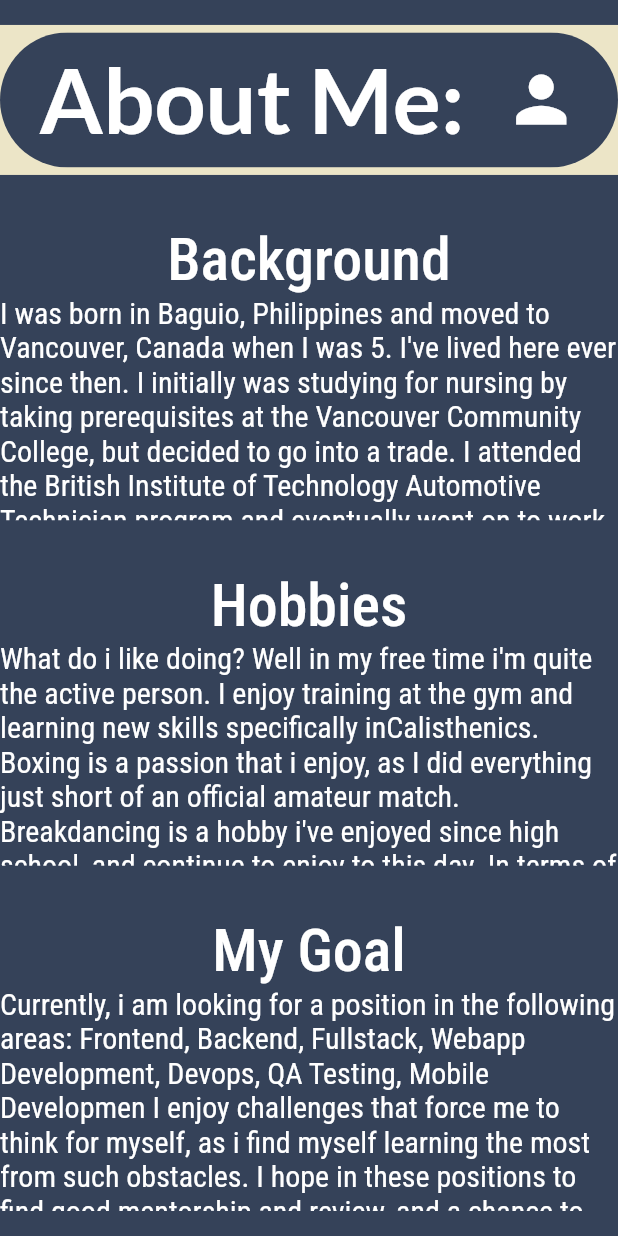
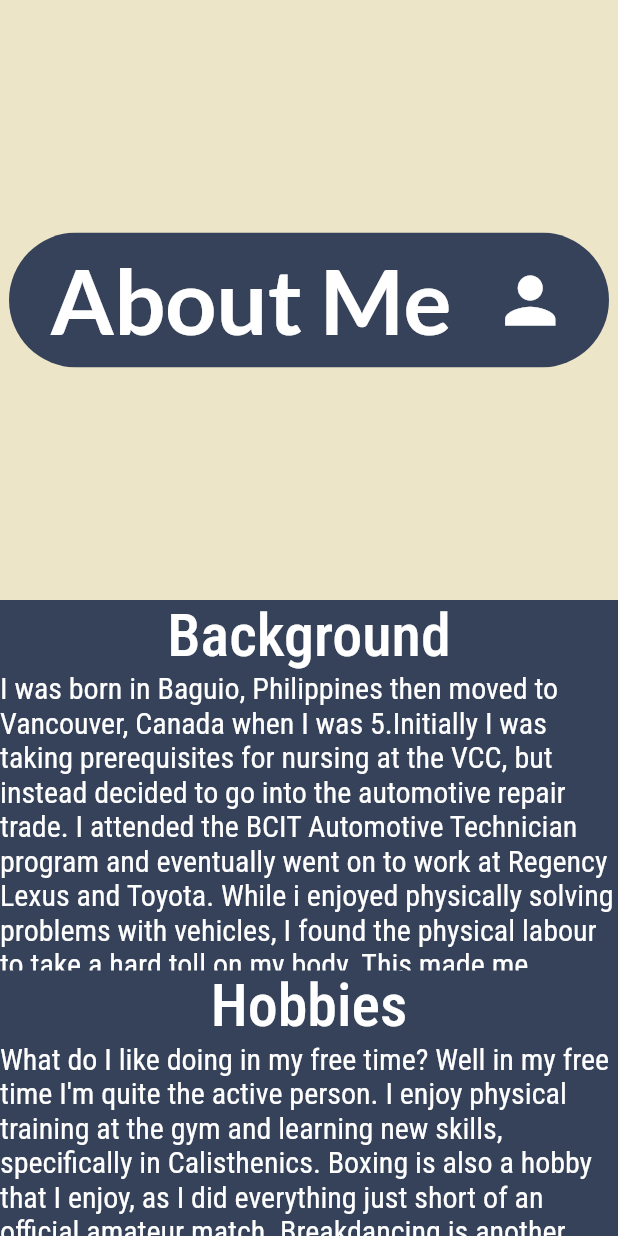
Before and after one commit to ChillyChaos/Personal-Website, a Flutter app: the AboutScreen widget shown alone on an empty page, opened directly, on a phone screen of 412 x 824 dp. Run offline on Flutter 3.47's test engine with Material 2 defaults, Android fonts, the phone set to English and light mode, and no system bars; our stand-ins replace animated_text_kit, carousel_slider, google_fonts, scrollable_positioned_list; network calls fail.

Commit message:
-Finished making projects section -Made changes to title boxes for each section, is now its own widget -Added url launcher to make buttons send user to corresponding places -Contacts section next task -Need to fix size/scale for images in carousel for projects -Mobile version still needed

```diff
--- a/lib/about_screen.dart
+++ b/lib/about_screen.dart
@@ -1,76 +1,56 @@
 import 'package:flutter/material.dart';
 import 'package:google_fonts/google_fonts.dart';
 import 'package:personal_website/colours/colours.dart';
+import 'package:personal_website/widgets/title_box.dart';
 
 class AboutScreen extends StatelessWidget {
   const AboutScreen({Key? key}) : super(key: key);
 
   @override
   Widget build(BuildContext context) {
-    return Expanded(
-      child: Column(
-        mainAxisAlignment: MainAxisAlignment.spaceAround,
+    return Column(
+      mainAxisAlignment: MainAxisAlignment.spaceBetween,
       children: [
-          Container(
-            color: myThirdColor,
-            height: 100,
-            width: MediaQuery.of(context).size.width,
-            child: Center(
-              child: ClipRRect(
-                borderRadius: const BorderRadius.all(Radius.circular(50)),
-                child: Container(
-                  height: 90,
-                  width: 500,
-                  color: myFirstColor,
-                  child: Row(
-                    mainAxisAlignment: MainAxisAlignment.spaceEvenly,
-                    children: [
-                      Center(
-                        child: Text(
-                          "About Me:",
-                          style: GoogleFonts.lato(
-                              fontSize: 60,
-                              color: Colors.white,
-                              fontWeight: FontWeight.bold),
-                        ),
-                      ),
-                      Icon(Icons.person, size: 50,color: Colors.white,)
-                    ],
-                  ),
-                ),
-              ),
-            ),
-          ),
-          AboutMeBoxes("Background", "I was born in Baguio, Philippines and moved to Vancouver, "
-              "Canada when I was 5. I've lived here ever since then. "
-              "I initially was studying for nursing by taking "
-              "prerequisites at the Vancouver Community College, but "
-              "decided to go into a trade. I attended the British "
-              "Institute of Technology Automotive Technician program "
+        const TitleBox(title: "About Me", myIcon: Icons.person),
+        AboutMeBoxes(
+            "Background",
+            "I was born in Baguio, Philippines then"
+                " moved to Vancouver, Canada when I was 5."
+                "Initially I was taking prerequisites for nursing at the "
+                "VCC, but instead decided to go into "
+                "the automotive repair trade. I attended the BCIT Automotive "
+                "Technician program "
                 "and eventually went on to work at Regency Lexus and "
-              "Toyota. While i enjoyed solving problems with vehicles,"
-              " i found thephysical labour to be too much for my body."
-              " This pushed meto switch and pursue a career in tech "
-              "instead. I cancontinue solving problems without the "
-              "physical pains after a long day. A win-win in by book."),
-          AboutMeBoxes("Hobbies", "What do i like doing? Well in my free time "
-              "i'm quite the active person. I enjoy training at the gym and "
-              "learning new skills specifically in"
-            "Calisthenics. Boxing is a passion that i enjoy, as I did everything"
-              " just short of an official amateur match. Breakdancing is a hobby"
-              " i've enjoyed since high school, and continue to enjoy to this "
-              "day. In terms of hobbies related to tech, ever since i learned "
-              "how to really code i've been working"
-            "on personal projects which i really enjoy learning to create."),
-          AboutMeBoxes("My Goal", "Currently, i am looking for a position in the"
+                "Toyota. While i enjoyed physically solving problems with "
+                "vehicles, I found the physical labour to take a hard toll on my "
+                "body. This made me reconsider my career path which eventually"
+                " pushed me to switch paths and pursue a career in tech. In "
+                "software development, I can "
+                "continue receiving satisfaction from solving problems without the "
+                "physical aches and pains after a long day. A win-win in by book."),
+        AboutMeBoxes(
+            "Hobbies",
+            "What do I like doing in my free time? "
+                "Well in my free time I'm quite the active person. "
+                "I enjoy physical training at the gym and learning new skills, "
+                "specifically in Calisthenics. Boxing is also a hobby that I "
+                "enjoy, as I did everything just short of an official amateur "
+                "match. Breakdancing is another hobby I've enjoyed since high"
+                " school and continue to enjoy to this day. In terms of "
+                "tech-related hobbies, I enjoy creating small projects in my "
+                "free time. I also love gadgets and computers, especially trying"
+                "to get AAA production games to run on budget PC builds."
+                "I also enjoy video games, just like most other tech enthusiasts"),
+        AboutMeBoxes(
+            "My Goal",
+            "Currently, I am looking for a position in the"
                 " following areas: Frontend, Backend, Fullstack, Webapp "
-              "Development, Devops, QA Testing, Mobile Developmen I enjoy "
-              "challenges that force me to think for myself, as i find myself "
+                "Development, Devops, QA Testing, Mobile Development. I enjoy "
+                "challenges that force me to think for myself, as I find myself "
                 "learning the most from such obstacles. I hope in these positions "
                 "to find good mentorship and review, and a chance to contribute "
                 "well-written code with good maintainability.")
       ],
-      ),
     );
   }
 
@@ -78,15 +58,18 @@ class AboutScreen extends StatelessWidget {
     return Container(
         child: Column(
       children: [
-        Text(title, style: TextStyle(fontSize: 40, fontWeight: FontWeight.w500, color: Colors.white),),
+        Text(
+          title,
+          style: TextStyle(
+              fontSize: 40, fontWeight: FontWeight.w500, color: Colors.white),
+        ),
         SizedBox(
-    height: 150,
-    width: 850,
-    child: Flexible(
-    child: Text(bodyText,
+            height: 200,
+            width: 900,
+            child: Text(
+              bodyText,
               style: TextStyle(fontSize: 20, color: Colors.white),
-    ))),
-
+            )),
       ],
     ));
   }
--- a/lib/pages/home.dart
+++ b/lib/home/home.dart
@@ -2,7 +2,7 @@ import 'package:flutter/material.dart';
 
 import '../desktop_screen.dart';
 import '../mobile_screen.dart';
-import '../responsive_layout_maker.dart';
+import '../widgets/responsive_layout_maker.dart';
 
 
 class Home extends StatefulWidget {
--- a/lib/main.dart
+++ b/lib/main.dart
@@ -1,6 +1,7 @@
 import 'package:flutter/material.dart';
 import 'package:google_fonts/google_fonts.dart';
-import 'package:personal_website/pages/home.dart';
+import 'package:personal_website/home/home.dart';
+import 'package:personal_website/screens/home.dart';
 import 'package:personal_website/colours/colours.dart';
 
 void main() {
--- a/lib/responsive_layout_maker.dart
+++ b/lib/widgets/responsive_layout_maker.dart
@@ -1,6 +1,6 @@
 import 'package:flutter/material.dart';
 
-import 'constants/dimensions.dart';
+import '../constants/dimensions.dart';
 
 class ResponsiveLayout extends StatelessWidget {
   final Widget mobileBody;
--- /dev/null
+++ b/lib/widgets/title_box.dart
@@ -0,0 +1,50 @@
+
+import 'package:flutter/material.dart';
+import 'package:google_fonts/google_fonts.dart';
+
+import '../colours/colours.dart';
+
+class TitleBox extends StatelessWidget {
+  const TitleBox({
+    Key? key,
+    required this.title,
+    required this.myIcon,
+  }) : super(key: key);
+
+  final String title;
+  final IconData myIcon;
+
+  @override
+  Widget build(BuildContext context) {
+    return Container(
+      color: myThirdColor,
+      height: 400,
+      // width: MediaQuery.of(context).size.width,
+      child: Center(
+        child: ClipRRect(
+          borderRadius: const BorderRadius.all(Radius.circular(50)),
+          child: Container(
+            height: 90,
+            width: 400,
+            color: myFirstColor,
+            child: Row(
+              mainAxisAlignment: MainAxisAlignment.spaceEvenly,
+              children: [
+                Center(
+                  child: Text(
+                    title,
+                    style: GoogleFonts.lato(
+                        fontSize: 60,
+                        color: Colors.white,
+                        fontWeight: FontWeight.bold),
+                  ),
+                ),
+                Icon(myIcon, size: 50,color: Colors.white,)
+              ],
+            ),
+          ),
+        ),
+      ),
+    );
+  }
+}
```
Also changed, not shown: lib/header_button.dart (deleted, +0 -20 lines), lib/home_screen.dart (+48 -34 lines), lib/projects_screen.dart (+108 -44 lines), lib/url_launcher.dart (added, +10 -0 lines), lib/utils/header_items.dart (deleted, +0 -16 lines), assets/images/Facerace_Screenshot.png (deleted), assets/images/Facerace_Screenshot2.png (deleted), assets/images/facerace1.jpg (added), assets/images/facerace1.png (added), assets/images/profile.jpg (added), assets/images/test.png (added). Lines whose indentation alone changed are shown as unchanged.
